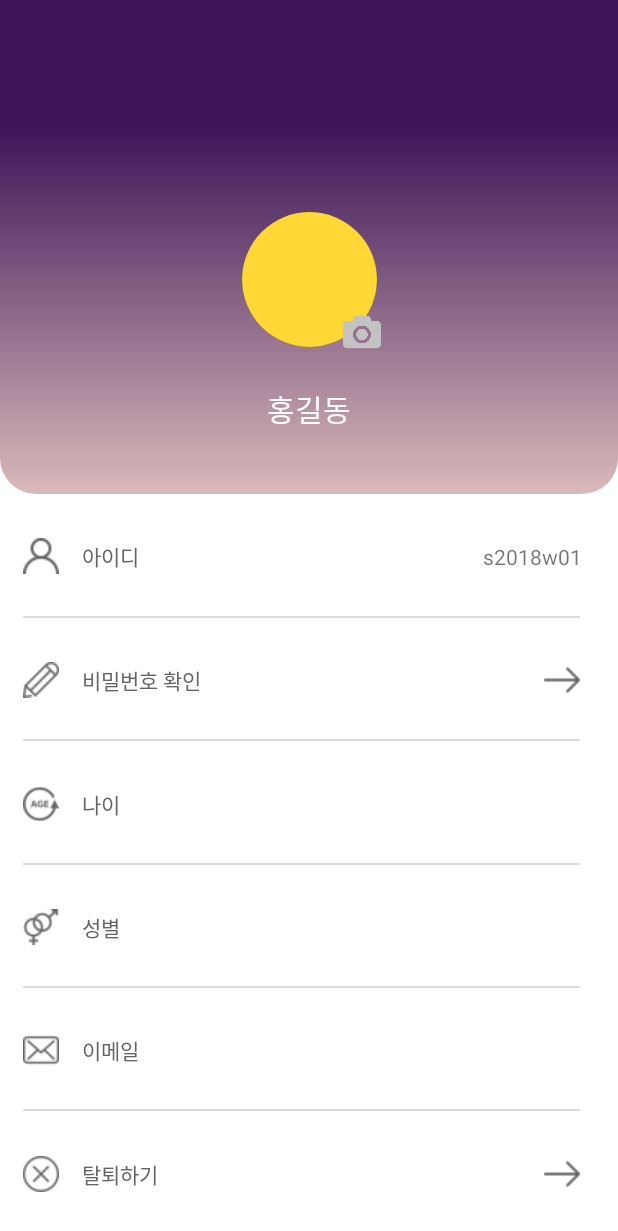
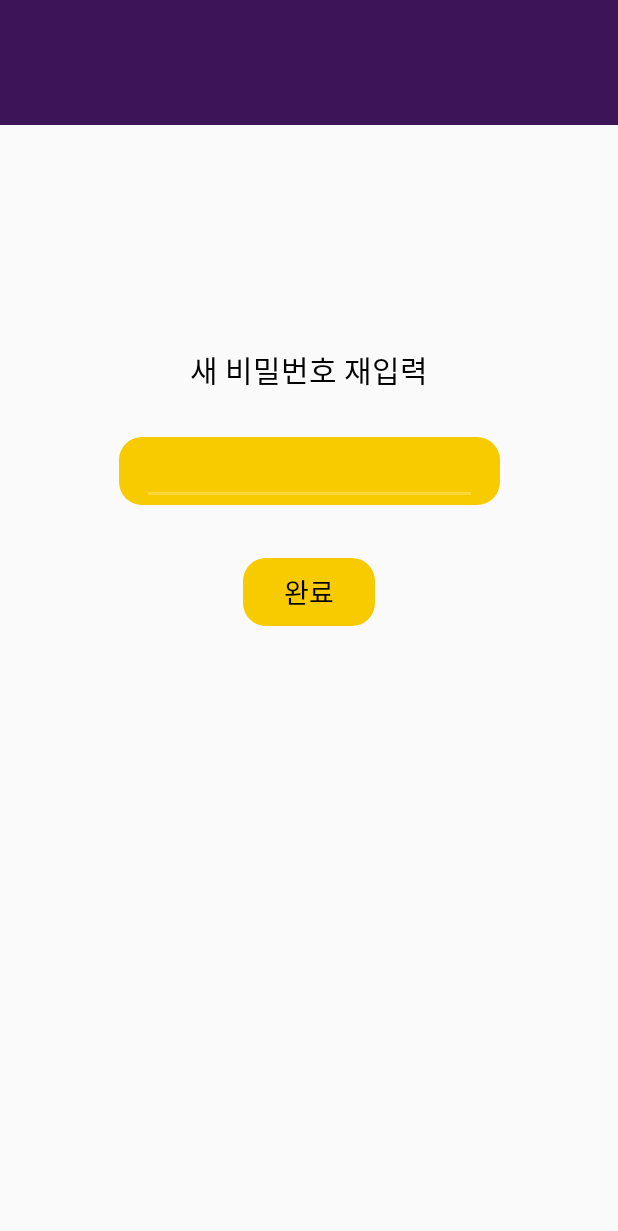
Before and after one commit to Sagittta/SulBam, an Android app: the screen it shows after launch (AccountsSettingsActivity before the commit, EditPasswordActivity after it), on a phone screen of 412 x 824 dp. Shown: the top 1231 px of the screen. Run offline under Robolectric (Android 15) with nearby library versions, the phone set to English and light mode, and no system bars.

Commit message:
add EditPasswordActivity, ConfirmPasswordActivity

```diff
--- /dev/null
+++ b/app/src/main/java/kr/hs/emirim/sagittta/sulbam/EditPasswordActivity.java
@@ -0,0 +1,14 @@
+package kr.hs.emirim.sagittta.sulbam;
+
+import androidx.appcompat.app.AppCompatActivity;
+
+import android.os.Bundle;
+
+public class EditPasswordActivity extends AppCompatActivity {
+
+    @Override
+    protected void onCreate(Bundle savedInstanceState) {
+        super.onCreate(savedInstanceState);
+        setContentView(R.layout.activity_edit_password);
+    }
+}
--- a/app/src/main/res/drawable/button.xml
+++ b/app/src/main/res/drawable/account_button.xml
@@ -1,5 +1,5 @@
 <?xml version="1.0" encoding="utf-8"?>
-<layer-list xmlns:android="http://schemas.android.com/apk/res/android" >
+<selector xmlns:android="http://schemas.android.com/apk/res/android">
 
     <item
         android:bottom="1dp"
@@ -15,4 +15,4 @@
         </shape>
     </item>
 
-</layer-list>
+</selector>
--- /dev/null
+++ b/app/src/main/res/drawable/pwd_button.xml
@@ -0,0 +1,8 @@
+<?xml version="1.0" encoding="utf-8"?>
+<shape xmlns:android="http://schemas.android.com/apk/res/android"
+    android:shape="rectangle">
+
+    <corners android:radius="15dp"/>
+    <solid android:color="#F8CA00"/>
+
+</shape>
--- a/app/src/main/res/layout/activity_accounts_settings.xml
+++ b/app/src/main/res/layout/activity_accounts_settings.xml
@@ -8,77 +8,75 @@
     tools:context=".AccountsSettingsActivity">
 
     <androidx.constraintlayout.widget.Guideline
-        android:id="@+id/guideline"
+        android:id="@+id/hj_guideline"
         android:layout_width="wrap_content"
         android:layout_height="wrap_content"
         android:orientation="horizontal"
         app:layout_constraintGuide_percent="0.10123119" />
 
     <androidx.constraintlayout.widget.Guideline
-        android:id="@+id/guideline2"
+        android:id="@+id/hj_guideline2"
         android:layout_width="wrap_content"
         android:layout_height="wrap_content"
         android:orientation="horizontal"
         app:layout_constraintGuide_percent="0.4" />
 
     <androidx.constraintlayout.widget.Guideline
-        android:id="@+id/guideline3"
+        android:id="@+id/hj_guideline3"
         android:layout_width="wrap_content"
         android:layout_height="wrap_content"
         android:orientation="horizontal"
         app:layout_constraintGuide_percent="0.500684" />
 
     <androidx.constraintlayout.widget.Guideline
-        android:id="@+id/guideline4"
+        android:id="@+id/hj_guideline4"
         android:layout_width="wrap_content"
         android:layout_height="wrap_content"
         android:orientation="horizontal"
         app:layout_constraintGuide_percent="0.6" />
 
     <androidx.constraintlayout.widget.Guideline
-        android:id="@+id/guideline5"
+        android:id="@+id/hj_guideline5"
         android:layout_width="wrap_content"
         android:layout_height="wrap_content"
         android:orientation="horizontal"
         app:layout_constraintGuide_percent="0.7004104" />
 
     <androidx.constraintlayout.widget.Guideline
-        android:id="@+id/guideline6"
+        android:id="@+id/hj_guideline6"
         android:layout_width="wrap_content"
         android:layout_height="wrap_content"
         android:orientation="horizontal"
         app:layout_constraintGuide_percent="0.8" />
 
     <androidx.constraintlayout.widget.Guideline
-        android:id="@+id/guideline7"
+        android:id="@+id/hj_guideline7"
         android:layout_width="wrap_content"
         android:layout_height="wrap_content"
         android:orientation="horizontal"
         app:layout_constraintGuide_percent="0.9" />
 
     <FrameLayout
-        android:id="@+id/firstLayout"
+        android:id="@+id/top"
         android:layout_width="0dp"
         android:layout_height="0dp"
         android:background="#3D1458"
-        app:layout_constraintBottom_toTopOf="@+id/guideline"
+        app:layout_constraintBottom_toTopOf="@+id/hj_guideline"
         app:layout_constraintEnd_toEndOf="parent"
         app:layout_constraintStart_toStartOf="parent"
-        app:layout_constraintTop_toTopOf="parent">
-
-    </FrameLayout>
+        app:layout_constraintTop_toTopOf="parent" />
 
     <ImageView
-        android:id="@+id/bgColor"
+        android:id="@+id/hj_bgColor"
         android:layout_width="0dp"
         android:layout_height="0dp"
         android:background="@drawable/main_background"
-        app:layout_constraintBottom_toTopOf="@+id/guideline2"
+        app:layout_constraintBottom_toTopOf="@+id/hj_guideline2"
         app:layout_constraintEnd_toEndOf="parent"
         app:layout_constraintHorizontal_bias="0.0"
 
         app:layout_constraintStart_toStartOf="parent"
-        app:layout_constraintTop_toTopOf="@+id/guideline"
+        app:layout_constraintTop_toTopOf="@+id/hj_guideline"
         app:layout_constraintVertical_bias="0.0" />
 
     <ImageView
@@ -86,10 +84,10 @@
         android:layout_width="90dp"
         android:layout_height="90dp"
         android:layout_marginBottom="40dp"
-        app:layout_constraintBottom_toTopOf="@+id/guideline2"
+        app:layout_constraintBottom_toTopOf="@+id/hj_guideline2"
         app:layout_constraintEnd_toEndOf="parent"
         app:layout_constraintStart_toStartOf="parent"
-        app:layout_constraintTop_toTopOf="@+id/guideline"
+        app:layout_constraintTop_toTopOf="@+id/hj_guideline"
         app:srcCompat="@color/colorAccent" />
 
     <ImageView
@@ -115,7 +113,7 @@
         android:text="로그인이 필요합니다"
         android:textColor="#FFFFFF"
         android:textSize="20sp"
-        app:layout_constraintBottom_toTopOf="@+id/guideline2"
+        app:layout_constraintBottom_toTopOf="@+id/hj_guideline2"
         app:layout_constraintEnd_toEndOf="parent"
         app:layout_constraintStart_toStartOf="parent"
         app:layout_constraintTop_toBottomOf="@+id/profile" />
@@ -127,18 +125,18 @@
         android:layout_height="0dp"
         android:layout_marginLeft="15dp"
         android:layout_marginRight="25dp"
-        android:background="@drawable/button"
+        android:background="@drawable/account_button"
         android:drawableLeft="@drawable/user"
         android:drawablePadding="15dp"
         android:text="아이디"
         android:textAlignment="viewStart"
         android:textColor="#646464"
         android:textSize="14sp"
-        app:layout_constraintBottom_toTopOf="@+id/guideline3"
+        app:layout_constraintBottom_toTopOf="@+id/hj_guideline3"
         app:layout_constraintEnd_toEndOf="parent"
         app:layout_constraintHorizontal_bias="0.448"
         app:layout_constraintStart_toStartOf="parent"
-        app:layout_constraintTop_toBottomOf="@+id/guideline2"
+        app:layout_constraintTop_toBottomOf="@+id/hj_guideline2"
         app:layout_constraintVertical_bias="0.0" />
 
     <Button
@@ -148,7 +146,7 @@
         android:layout_height="0dp"
         android:layout_marginLeft="15dp"
         android:layout_marginRight="25dp"
-        android:background="@drawable/button"
+        android:background="@drawable/account_button"
         android:drawableLeft="@drawable/edit"
         android:drawableRight="@drawable/arrow"
         android:drawablePadding="15dp"
@@ -156,11 +154,11 @@
         android:textAlignment="viewStart"
         android:textColor="#646464"
         android:textSize="14sp"
-        app:layout_constraintBottom_toTopOf="@+id/guideline4"
+        app:layout_constraintBottom_toTopOf="@+id/hj_guideline4"
         app:layout_constraintEnd_toEndOf="parent"
         app:layout_constraintHorizontal_bias="0.0"
         app:layout_constraintStart_toStartOf="parent"
-        app:layout_constraintTop_toBottomOf="@+id/guideline3"
+        app:layout_constraintTop_toBottomOf="@+id/hj_guideline3"
         app:layout_constraintVertical_bias="0.0" />
 
     <Button
@@ -170,18 +168,18 @@
         android:layout_height="0dp"
         android:layout_marginLeft="15dp"
         android:layout_marginRight="25dp"
-        android:background="@drawable/button"
+        android:background="@drawable/account_button"
         android:drawableLeft="@drawable/age"
         android:drawablePadding="15dp"
         android:text="나이"
         android:textAlignment="viewStart"
         android:textColor="#646464"
         android:textSize="14sp"
-        app:layout_constraintBottom_toTopOf="@+id/guideline5"
+        app:layout_constraintBottom_toTopOf="@+id/hj_guideline5"
         app:layout_constraintEnd_toEndOf="parent"
         app:layout_constraintHorizontal_bias="0.0"
         app:layout_constraintStart_toStartOf="parent"
-        app:layout_constraintTop_toBottomOf="@+id/guideline4"
+        app:layout_constraintTop_toBottomOf="@+id/hj_guideline4"
         app:layout_constraintVertical_bias="0.0" />
 
     <Button
@@ -191,18 +189,18 @@
         android:layout_height="0dp"
         android:layout_marginLeft="15dp"
         android:layout_marginRight="25dp"
-        android:background="@drawable/button"
+        android:background="@drawable/account_button"
         android:drawableLeft="@drawable/gender"
         android:drawablePadding="15dp"
         android:text="성별"
         android:textAlignment="viewStart"
         android:textColor="#646464"
         android:textSize="14sp"
-        app:layout_constraintBottom_toTopOf="@+id/guideline6"
+        app:layout_constraintBottom_toTopOf="@+id/hj_guideline6"
         app:layout_constraintEnd_toEndOf="parent"
         app:layout_constraintHorizontal_bias="1.0"
         app:layout_constraintStart_toStartOf="parent"
-        app:layout_constraintTop_toBottomOf="@+id/guideline5"
+        app:layout_constraintTop_toBottomOf="@+id/hj_guideline5"
         app:layout_constraintVertical_bias="0.0" />
 
     <Button
@@ -212,18 +210,18 @@
         android:layout_height="0dp"
         android:layout_marginLeft="15dp"
         android:layout_marginRight="25dp"
-        android:background="@drawable/button"
+        android:background="@drawable/account_button"
         android:drawableLeft="@drawable/message"
         android:drawablePadding="15dp"
         android:text="이메일"
         android:textAlignment="viewStart"
         android:textColor="#646464"
         android:textSize="14sp"
-        app:layout_constraintBottom_toTopOf="@+id/guideline7"
+        app:layout_constraintBottom_toTopOf="@+id/hj_guideline7"
         app:layout_constraintEnd_toEndOf="parent"
         app:layout_constraintHorizontal_bias="0.0"
         app:layout_constraintStart_toStartOf="parent"
-        app:layout_constraintTop_toBottomOf="@+id/guideline6"
+        app:layout_constraintTop_toBottomOf="@+id/hj_guideline6"
         app:layout_constraintVertical_bias="0.0" />
 
     <Button
@@ -246,7 +244,7 @@
         app:layout_constraintEnd_toEndOf="parent"
         app:layout_constraintHorizontal_bias="0.0"
         app:layout_constraintStart_toStartOf="parent"
-        app:layout_constraintTop_toBottomOf="@+id/guideline7"
+        app:layout_constraintTop_toBottomOf="@+id/hj_guideline7"
         app:layout_constraintVertical_bias="0.0" />
 
     <TextView
@@ -256,9 +254,9 @@
         android:layout_marginEnd="24dp"
         android:text="아이디임"
         android:textSize="14sp"
-        app:layout_constraintBottom_toTopOf="@+id/guideline3"
+        app:layout_constraintBottom_toTopOf="@+id/hj_guideline3"
         app:layout_constraintEnd_toEndOf="parent"
-        app:layout_constraintTop_toTopOf="@+id/guideline2" />
+        app:layout_constraintTop_toTopOf="@+id/hj_guideline2" />
 
     <TextView
         android:id="@+id/age"
@@ -267,9 +265,9 @@
         android:layout_marginEnd="24dp"
         android:text="나이임"
         android:textSize="14sp"
-        app:layout_constraintBottom_toTopOf="@+id/guideline4"
+        app:layout_constraintBottom_toTopOf="@+id/hj_guideline4"
         app:layout_constraintEnd_toEndOf="parent"
-        app:layout_constraintTop_toTopOf="@+id/guideline5" />
+        app:layout_constraintTop_toTopOf="@+id/hj_guideline5" />
 
     <TextView
         android:id="@+id/gender"
@@ -278,9 +276,9 @@
         android:layout_marginEnd="24dp"
         android:text="성별임"
         android:textSize="14sp"
-        app:layout_constraintBottom_toTopOf="@+id/guideline5"
+        app:layout_constraintBottom_toTopOf="@+id/hj_guideline5"
         app:layout_constraintEnd_toEndOf="parent"
-        app:layout_constraintTop_toTopOf="@+id/guideline6" />
+        app:layout_constraintTop_toTopOf="@+id/hj_guideline6" />
 
     <TextView
         android:id="@+id/email"
@@ -289,8 +287,8 @@
         android:layout_marginEnd="24dp"
         android:text="이메일임"
         android:textSize="14sp"
-        app:layout_constraintBottom_toTopOf="@+id/guideline6"
+        app:layout_constraintBottom_toTopOf="@+id/hj_guideline6"
         app:layout_constraintEnd_toEndOf="parent"
-        app:layout_constraintTop_toTopOf="@+id/guideline7" />
+        app:layout_constraintTop_toTopOf="@+id/hj_guideline7" />
 
 </androidx.constraintlayout.widget.ConstraintLayout>
--- /dev/null
+++ b/app/src/main/res/layout/activity_edit_password.xml
@@ -0,0 +1,75 @@
+<?xml version="1.0" encoding="utf-8"?>
+<androidx.constraintlayout.widget.ConstraintLayout xmlns:android="http://schemas.android.com/apk/res/android"
+    xmlns:app="http://schemas.android.com/apk/res-auto"
+    xmlns:tools="http://schemas.android.com/tools"
+    android:layout_width="match_parent"
+    android:layout_height="match_parent"
+    tools:context=".EditPasswordActivity">
+
+    <androidx.constraintlayout.widget.Guideline
+        android:id="@+id/hj_guideline"
+        android:layout_width="wrap_content"
+        android:layout_height="wrap_content"
+        android:orientation="horizontal"
+        app:layout_constraintGuide_percent="0.10123119" />
+
+    <FrameLayout
+        android:id="@+id/top"
+        android:layout_width="0dp"
+        android:layout_height="0dp"
+        android:background="#3D1458"
+        app:layout_constraintBottom_toTopOf="@+id/hj_guideline"
+        app:layout_constraintEnd_toEndOf="parent"
+        app:layout_constraintStart_toStartOf="parent"
+        app:layout_constraintTop_toTopOf="parent" />
+
+    <Button
+        android:id="@+id/hj_submit_edit"
+        style="?android:attr/borderlessButtonStyle"
+        android:layout_width="wrap_content"
+        android:layout_height="45dp"
+        android:layout_marginBottom="35dp"
+        android:background="@drawable/pwd_button"
+        android:text="완료"
+        android:textColor="#000000"
+        android:textSize="18sp"
+        app:layout_constraintBottom_toBottomOf="parent"
+        app:layout_constraintEnd_toEndOf="parent"
+        app:layout_constraintStart_toStartOf="parent"
+        app:layout_constraintTop_toTopOf="@+id/top" />
+
+    <FrameLayout
+        android:id="@+id/pwdBG"
+        android:layout_width="254dp"
+        android:layout_height="45dp"
+        android:layout_marginBottom="35dp"
+        android:background="@drawable/pwd_button"
+        app:layout_constraintBottom_toTopOf="@+id/hj_submit_edit"
+        app:layout_constraintEnd_toEndOf="parent"
+        app:layout_constraintStart_toStartOf="parent">
+
+        <EditText
+            android:id="@+id/newPassword"
+            android:layout_width="wrap_content"
+            android:layout_height="wrap_content"
+            android:layout_marginLeft="15dp"
+            android:layout_marginRight="15dp"
+            android:ems="10"
+            android:inputType="numberPassword"
+            android:textColor="#000000"
+            android:textSize="22sp" />
+    </FrameLayout>
+
+    <TextView
+        android:id="@+id/pwdText"
+        android:layout_width="wrap_content"
+        android:layout_height="wrap_content"
+        android:layout_marginBottom="30dp"
+        android:text="새 비밀번호 재입력"
+        android:textColor="#000000"
+        android:textSize="20sp"
+        app:layout_constraintBottom_toTopOf="@+id/pwdBG"
+        app:layout_constraintEnd_toEndOf="parent"
+        app:layout_constraintStart_toStartOf="parent" />
+
+</androidx.constraintlayout.widget.ConstraintLayout>
```
Also changed, not shown: app/src/main/AndroidManifest.xml (+6 -5 lines), app/src/main/java/kr/hs/emirim/sagittta/sulbam/AccountsSettingsActivity.java (+11 -0 lines), app/src/main/java/kr/hs/emirim/sagittta/sulbam/ConfirmPasswordActivity.java (added, +21 -0 lines), app/src/main/res/layout/activity_confirm_password.xml (added, +75 -0 lines).
